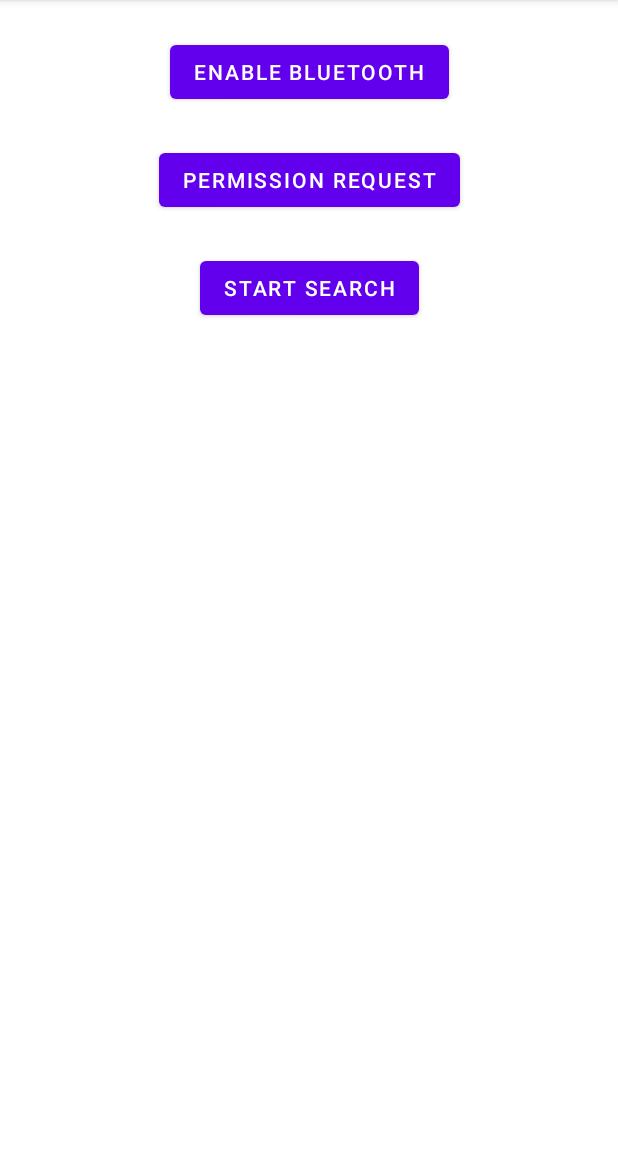
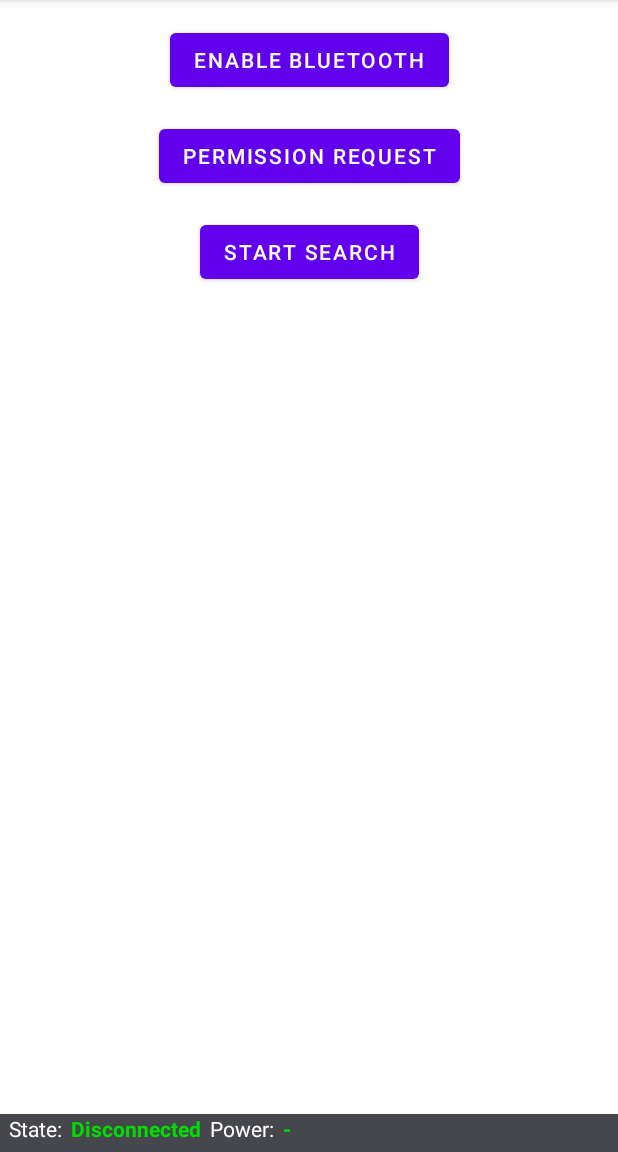
Before and after one commit to ZarkSPb/BrainbitAndroid, an Android app: the screen it shows after launch (MainActivity), on a phone screen of 412 x 824 dp, the part 84-1236 px from its top. Run offline under Robolectric (Android 15) with nearby library versions, the phone set to English and light mode, and no system bars; libraries missing offline, so code that uses them is left out: com.neuromd.neurosdk; 2 statements that could not run were skipped.

Commit message:
Add statusbar to visual interface without realisation

```diff
--- a/app/src/main/res/layout/activity_main.xml
+++ b/app/src/main/res/layout/activity_main.xml
@@ -10,7 +10,7 @@
         android:id="@+id/btEnableBt"
         android:layout_width="wrap_content"
         android:layout_height="wrap_content"
-        android:layout_marginTop="24dp"
+        android:layout_marginTop="16dp"
         android:text="Enable bluetooth"
         app:layout_constraintEnd_toEndOf="parent"
         app:layout_constraintStart_toStartOf="parent"
@@ -20,7 +20,7 @@
         android:id="@+id/btRequestPerm"
         android:layout_width="wrap_content"
         android:layout_height="wrap_content"
-        android:layout_marginTop="24dp"
+        android:layout_marginTop="16dp"
         android:text="Permission request"
         app:layout_constraintEnd_toEndOf="parent"
         app:layout_constraintStart_toStartOf="parent"
@@ -30,7 +30,7 @@
         android:id="@+id/btSearch"
         android:layout_width="wrap_content"
         android:layout_height="wrap_content"
-        android:layout_marginTop="24dp"
+        android:layout_marginTop="16dp"
         android:text="@string/btn_start_search_title"
         app:layout_constraintEnd_toEndOf="parent"
         app:layout_constraintStart_toStartOf="parent"
@@ -43,5 +43,56 @@
         android:layout_margin="10dp"
         app:layout_constraintTop_toBottomOf="@id/btSearch" />
 
+    <androidx.constraintlayout.widget.ConstraintLayout
+        android:id="@+id/clDeviceState"
+        android:layout_width="match_parent"
+        android:layout_height="wrap_content"
+        android:background="@color/colorDevState"
+        app:layout_constraintBottom_toBottomOf="parent">
+
+        <TextView
+            android:id="@+id/txt_dev_state_title"
+            android:layout_width="wrap_content"
+            android:layout_height="wrap_content"
+            android:layout_margin="6dp"
+            android:text="@string/dev_state_title"
+            android:textColor="@color/colorDevStateTitle"
+            app:layout_constraintBottom_toBottomOf="parent"
+            app:layout_constraintStart_toStartOf="parent" />
+
+        <TextView
+            android:id="@+id/txt_dev_state"
+            android:layout_width="wrap_content"
+            android:layout_height="wrap_content"
+            android:layout_margin="6dp"
+            android:text="@string/dev_state_disconnected"
+            android:textColor="@color/colorDevStateValue"
+            android:textStyle="bold"
+            app:layout_constraintBottom_toBottomOf="parent"
+            app:layout_constraintStart_toEndOf="@id/txt_dev_state_title" />
+
+        <TextView
+            android:id="@+id/txt_dev_battery_title"
+            android:layout_width="wrap_content"
+            android:layout_height="wrap_content"
+            android:layout_margin="6dp"
+            android:text="@string/dev_power_title"
+            android:textColor="@color/colorDevStateTitle"
+            app:layout_constraintBottom_toBottomOf="parent"
+            app:layout_constraintStart_toEndOf="@id/txt_dev_state" />
+
+        <TextView
+            android:id="@+id/txt_dev_battery_power"
+            android:layout_width="wrap_content"
+            android:layout_height="wrap_content"
+            android:layout_margin="6dp"
+            android:text="@string/dev_power_empty"
+            android:textColor="@color/colorDevStateValue"
+            android:textStyle="bold"
+            app:layout_constraintBottom_toBottomOf="parent"
+            app:layout_constraintStart_toEndOf="@id/txt_dev_battery_title" />
+
+    </androidx.constraintlayout.widget.ConstraintLayout>
+
 
 </androidx.constraintlayout.widget.ConstraintLayout>
--- a/app/src/main/res/values/colors.xml
+++ b/app/src/main/res/values/colors.xml
@@ -1,5 +1,10 @@
 <?xml version="1.0" encoding="utf-8"?>
 <resources>
+
+    <color name="colorDevState">#46474D</color>
+    <color name="colorDevStateTitle">#FFF</color>
+    <color name="colorDevStateValue">#00DE00</color>
+
     <color name="purple_200">#FFBB86FC</color>
     <color name="purple_500">#FF6200EE</color>
     <color name="purple_700">#FF3700B3</color>
--- a/app/src/main/res/values/strings.xml
+++ b/app/src/main/res/values/strings.xml
@@ -3,6 +3,14 @@
     <string name="btn_start_search_title">Start search</string>
     <string name="btn_stop_search_title">Stop search</string>
 
+    <string name="dev_state_title">State:</string>
+    <string name="dev_power_title">Power:</string>
+
+    <string name="dev_state_connected">Connected</string>
+    <string name="dev_state_disconnected">Disconnected</string>
+    <string name="dev_power_empty">-</string>
+    <string name="dev_power_prc">%1$d %%</string>
+
     <string name="device_search_connected">Device connection success</string>
     <string name="device_search_connection_failed">Device connection failed</string>
 </resources>
```
